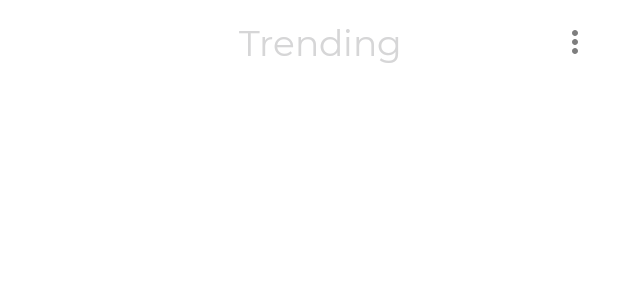
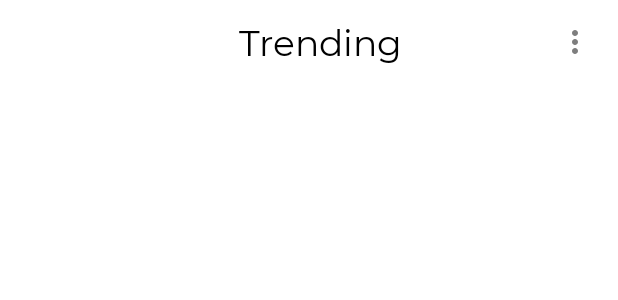
Before and after one commit to adnanfidagarwah/ChildHabitHelper, an Android app: the layout app_header.xml on its own in the app's theme, with its tools: preview values and no code run, on a phone screen of 412 x 824 dp. Shown: the top 300 px of the screen. Run offline under Robolectric (Android 15) with nearby library versions, the phone set to English and light mode, and no system bars.

Commit message:
integrate dark theme

```diff
--- a/app/src/main/res/layout/app_header.xml
+++ b/app/src/main/res/layout/app_header.xml
@@ -24,7 +24,7 @@
                 android:layout_height="wrap_content"
                 android:text="@string/trending"
                 android:textAppearance="?attr/textAppearanceHeadline5"
-                android:textColor="@color/colorAccent"
+                android:textColor="?attr/colorOnPrimary"
                 app:layout_constraintBottom_toBottomOf="parent"
                 app:layout_constraintEnd_toEndOf="parent"
                 app:layout_constraintStart_toStartOf="parent"
--- a/app/src/main/res/layout/error_layout.xml
+++ b/app/src/main/res/layout/error_layout.xml
@@ -34,7 +34,7 @@
             android:layout_marginTop="@dimen/margin_32"
             android:text="@string/something_went_wrong"
             android:textAppearance="?attr/textAppearanceBody1"
-            android:textColor="@color/colorPrimaryDark"
+            android:textColor="?attr/colorOnPrimary"
             android:textStyle="bold"
             app:layout_constraintEnd_toEndOf="parent"
             app:layout_constraintStart_toStartOf="parent"
@@ -48,7 +48,7 @@
             android:layout_marginTop="@dimen/margin_8"
             android:text="@string/an_alien_probably_blocking_your_signal"
             android:textAppearance="?attr/textAppearanceCaption"
-            android:textColor="@color/colorPrimary"
+            android:textColor="?attr/colorPrimaryVariant"
             android:textStyle="bold"
             app:layout_constraintEnd_toEndOf="parent"
             app:layout_constraintStart_toStartOf="parent"
--- a/app/src/main/res/layout/repository_item.xml
+++ b/app/src/main/res/layout/repository_item.xml
@@ -32,7 +32,7 @@
             android:layout_marginStart="@dimen/margin_8"
             android:text="@{model.name}"
             android:textAppearance="?attr/textAppearanceCaption"
-            android:textColor="@color/tab_inactive"
+            android:textColor="?attr/colorPrimaryVariant"
             app:layout_constraintStart_toEndOf="@+id/avatar_imageview"
             app:layout_constraintTop_toTopOf="parent" />
 
@@ -45,7 +45,7 @@
             android:layout_marginTop="@dimen/margin_8"
             android:text="@{model.fullName}"
             android:textAppearance="?attr/textAppearanceSubtitle2"
-            android:textColor="@color/tab_inactive"
+            android:textColor="?attr/colorPrimaryVariant"
             app:layout_constraintStart_toEndOf="@+id/avatar_imageview"
             app:layout_constraintTop_toBottomOf="@+id/name_textview" />
 
@@ -73,7 +73,7 @@
                     android:layout_height="wrap_content"
                     android:text="@{model.description}"
                     android:textAppearance="?attr/textAppearanceCaption"
-                    android:textColor="@color/tab_inactive"
+                    android:textColor="?attr/colorPrimaryVariant"
                     app:layout_constraintStart_toStartOf="parent"
                     app:layout_constraintTop_toTopOf="parent" />
 
@@ -96,7 +96,7 @@
                     android:layout_marginTop="2dp"
                     android:text="@{model.language}"
                     android:textAppearance="?attr/textAppearanceCaption"
-                    android:textColor="@color/tab_inactive"
+                    android:textColor="?attr/colorPrimaryVariant"
                     app:layout_constraintBottom_toBottomOf="@+id/viewPager2"
                     app:layout_constraintStart_toEndOf="@+id/viewPager2"
                     app:layout_constraintTop_toTopOf="@+id/viewPager2" />
@@ -120,7 +120,7 @@
                     android:layout_marginTop="2dp"
                     android:text="@{Integer.toString(model.forksCount)}"
                     android:textAppearance="?attr/textAppearanceCaption"
-                    android:textColor="@color/tab_inactive"
+                    android:textColor="?attr/colorPrimaryVariant"
                     app:layout_constraintBottom_toBottomOf="@+id/imageView"
                     app:layout_constraintStart_toEndOf="@+id/imageView"
                     app:layout_constraintTop_toTopOf="@+id/imageView" />
--- a/app/src/main/res/values-night/themes.xml
+++ b/app/src/main/res/values-night/themes.xml
@@ -3,12 +3,52 @@
     <style name="Theme.DummyProject" parent="Theme.MaterialComponents.DayNight.NoActionBar">
         <!-- Primary brand color. -->
         <item name="colorPrimary">@color/light_green</item>
-        <item name="colorPrimaryVariant">@color/black</item>
-        <item name="colorOnPrimary">@color/black</item>
-        <item name="colorOnSurface">@color/black</item>
+        <item name="colorPrimaryVariant">@color/tab_inactive</item>
+        <item name="colorOnPrimary">@color/white</item>
+        <item name="colorOnSurface">@color/white</item>
 
         <!-- Status bar color. -->
-        <item name="android:statusBarColor" tools:targetApi="l">?attr/colorPrimaryVariant</item>
+        <item name="android:statusBarColor" tools:targetApi="l">@color/blue</item>
         <!-- Customize your theme here. -->
+
+
+
+        <item name="textAppearanceHeadline1">@style/TextAppearance.MdcTypographyStyles.Headline1
+        </item>
+        <item name="textAppearanceHeadline2">@style/TextAppearance.MdcTypographyStyles.Headline2
+        </item>
+        <item name="textAppearanceHeadline3">@style/TextAppearance.MdcTypographyStyles.Headline3
+        </item>
+        <item name="textAppearanceHeadline4">@style/TextAppearance.MdcTypographyStyles.Headline4
+        </item>
+        <item name="textAppearanceHeadline5">@style/TextAppearance.MdcTypographyStyles.Headline5
+        </item>
+        <item name="textAppearanceHeadline6">@style/TextAppearance.MdcTypographyStyles.Headline6
+        </item>
+        <item name="textAppearanceSubtitle1">@style/TextAppearance.MdcTypographyStyles.Subtitle1
+        </item>
+        <item name="textAppearanceSubtitle2">@style/TextAppearance.MdcTypographyStyles.Subtitle2
+        </item>
+        <item name="textAppearanceBody1">@style/TextAppearance.MdcTypographyStyles.Body1</item>
+        <item name="textAppearanceBody2">@style/TextAppearance.MdcTypographyStyles.Body2</item>
+        <item name="textAppearanceCaption">@style/TextAppearance.MdcTypographyStyles.Caption</item>
+        <item name="textAppearanceButton">@style/TextAppearance.MdcTypographyStyles.Button</item>
+        <item name="textAppearanceOverline">@style/TextAppearance.MdcTypographyStyles.Overline
+        </item>
+
+
+
+
+        <item name="checkboxStyle">@style/Widget.App.CheckBox</item>
+        <item name="switchStyle">@style/Widget.App.Switch</item>
+        <item name="tabStyle">@style/Widget.App.TabLayout</item>
+
+        <!-- Add these -->
+        <item name="materialCalendarStyle">@style/Widget.MaterialComponents.MaterialCalendar</item>
+        <item name="materialCalendarFullscreenTheme">
+            @style/ThemeOverlay.MaterialComponents.MaterialCalendar.Fullscreen
+        </item>
+        <item name="materialCalendarTheme">@style/DatePicker</item>
+
     </style>
 </resources>
--- a/app/src/main/res/values/colors.xml
+++ b/app/src/main/res/values/colors.xml
@@ -13,7 +13,7 @@
 
     <color name="gray">#3A3A3C</color>
     <color name="tab_inactive">#7E7E7E</color>
-    <color name="ripple_color">#B3B3B3 </color>
+    <color name="ripple_color">#B3B3B3</color>
     <color name="light_gray">#707683</color>
     <color name="strok_color">#A1A1A1</color>
     <color name="greenish">#009B94</color>
@@ -33,5 +33,4 @@
     <color name="dark_blue">#192A3E</color>
 
 
-
 </resources>
--- a/app/src/main/res/values/themes.xml
+++ b/app/src/main/res/values/themes.xml
@@ -4,7 +4,7 @@
         <!-- Primary brand color. -->
         <item name="colorPrimary">@color/light_green</item>
         <item name="colorPrimaryVariant">@color/tab_inactive</item>
-        <item name="colorOnPrimary">@color/tab_inactive</item>
+        <item name="colorOnPrimary">@color/black</item>
         <item name="colorOnSurface">@color/white</item>
 
         <!-- Status bar color. -->
```
